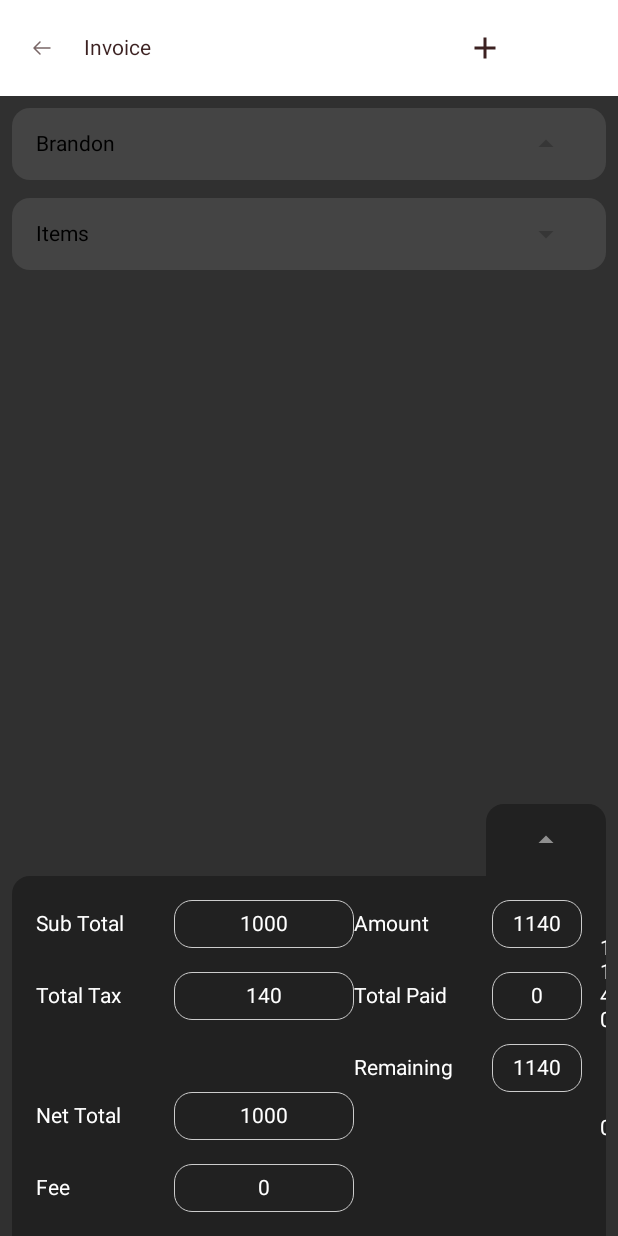
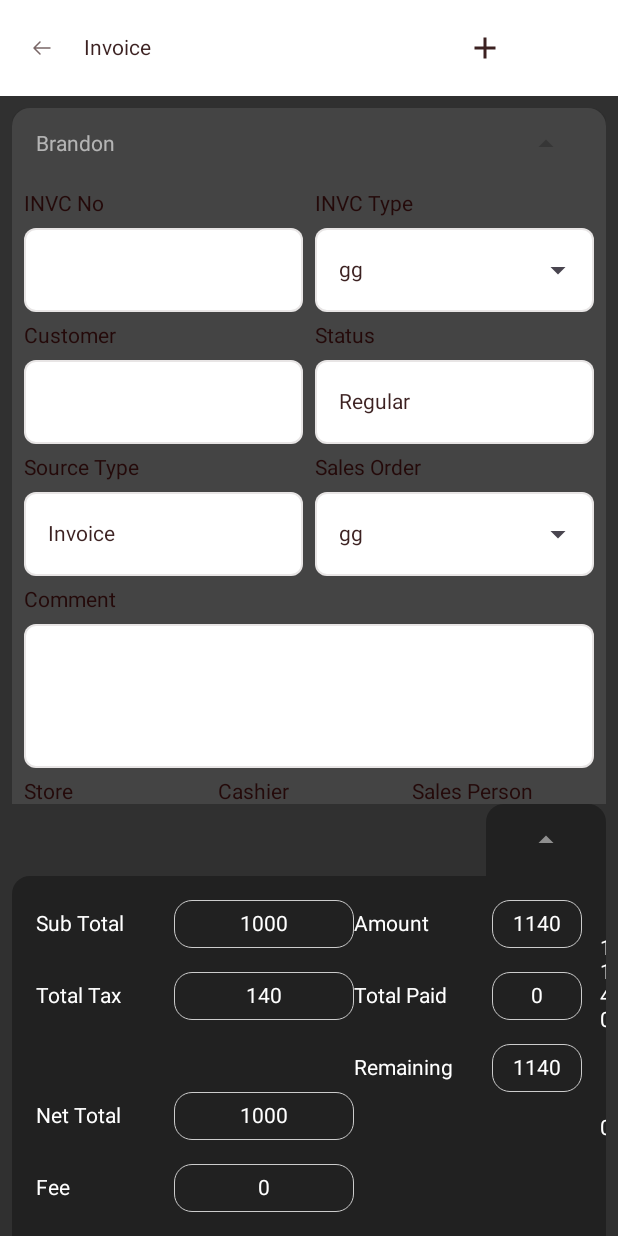
Before and after one commit to marwanm7moud/POS-Retail, an Android app built with Jetpack Compose: the composable InvoiceScreen shown on its own in the app's theme, after a tap on "Brandon", on a phone screen of 412 x 824 dp. Run offline under Robolectric (Android 15) with nearby library versions, the phone set to English and light mode, and no system bars; our stand-ins replace Compose Multiplatform resources, Voyager.

Commit message:
finish brandon card

```diff
--- a/composeApp/src/commonMain/kotlin/org/abapps/app/presentation/screens/composable/DropDownTextField.kt
+++ b/composeApp/src/commonMain/kotlin/org/abapps/app/presentation/screens/composable/DropDownTextField.kt
@@ -28,6 +28,7 @@ fun DropDownTextField(
     var expanded by remember { mutableStateOf(false) }
     var selectedOptionText by remember { mutableStateOf(selectedItem) }
     ExposedDropdownMenuBox(
+        modifier = modifier,
         expanded = expanded,
         onExpandedChange = {
             expanded = !expanded
@@ -35,6 +36,7 @@ fun DropDownTextField(
     ) {
         StTextField(
             label = label,
+            textFieldModifier = Modifier.fillMaxWidth(),
             text = selectedOptionText.name,
             onValueChange = {},
             enabled = enabled,
--- a/composeApp/src/commonMain/kotlin/org/abapps/app/presentation/screens/invoiceScreen/InvoiceScreen.kt
+++ b/composeApp/src/commonMain/kotlin/org/abapps/app/presentation/screens/invoiceScreen/InvoiceScreen.kt
@@ -38,6 +38,7 @@ import com.beepbeep.designSystem.ui.composable.StAppBar
 import com.beepbeep.designSystem.ui.theme.Theme
 import org.abapps.app.presentation.screens.allinvoices.AllInvoicesScreen
 import org.abapps.app.presentation.screens.invoiceScreen.composables.AllItemTable
+import org.abapps.app.presentation.screens.invoiceScreen.composables.BrandonCard
 import org.abapps.app.presentation.screens.invoiceScreen.composables.CalculationsBar
 import org.abapps.app.presentation.screens.invoiceScreen.composables.ExpandableCard
 import org.abapps.app.presentation.screens.invoiceScreen.composables.NewInvoiceItemTable
@@ -175,7 +176,7 @@ class InvoiceScreen : Screen {
                             invoicesScreenModel.onClickExpandedCard(ExpandedCardStatus.Brandon)
                         }
                     ) {
-
+                        BrandonCard()
                     }
                     ExpandableCard(
                         title = "Items",
--- /dev/null
+++ b/composeApp/src/commonMain/kotlin/org/abapps/app/presentation/screens/invoiceScreen/composables/BrandonCard.kt
@@ -0,0 +1,124 @@
+package org.abapps.app.presentation.screens.invoiceScreen.composables
+
+
+import androidx.compose.foundation.layout.Arrangement
+import androidx.compose.foundation.layout.Box
+import androidx.compose.foundation.layout.Column
+import androidx.compose.foundation.layout.Row
+import androidx.compose.foundation.layout.fillMaxWidth
+import androidx.compose.foundation.layout.height
+import androidx.compose.foundation.layout.padding
+import androidx.compose.runtime.Composable
+import androidx.compose.ui.Modifier
+import androidx.compose.ui.unit.dp
+import com.beepbeep.designSystem.ui.composable.StTextField
+import org.abapps.app.presentation.screens.composable.DropDownState
+import org.abapps.app.presentation.screens.composable.DropDownTextField
+
+@Composable
+fun BrandonCard() {
+    Column(
+        modifier = Modifier.padding(horizontal = 8.dp , vertical = 8.dp),
+        verticalArrangement = Arrangement.spacedBy(8.dp)
+    ) {
+        Row(horizontalArrangement = Arrangement.spacedBy(8.dp)) {
+            Box(modifier = Modifier.weight(1f)) {
+                StTextField(
+                    label = "INVC No",
+                    text = "",
+                    onValueChange = {},
+                )
+            }
+            DropDownTextField(
+                modifier = Modifier.weight(1f),
+                options = listOf(
+                    DropDownState(0, "gg"),
+                    DropDownState(1, "gg"),
+                    DropDownState(2, "gg")
+                ),
+                selectedItem = DropDownState(0, "gg"),
+                label = "INVC Type"
+            ) {
+
+            }
+        }
+        Row(horizontalArrangement = Arrangement.spacedBy(8.dp)) {
+            Box(modifier = Modifier.weight(1f)) {
+                StTextField(
+                    label = "Customer",
+                    text = "",
+                    onValueChange = {},
+                )
+            }
+            Box(modifier = Modifier.weight(1f)) {
+                StTextField(
+                    label = "Status",
+                    text = "Regular",
+                    onValueChange = {},
+                    readOnly = true
+                )
+            }
+        }
+        Row(horizontalArrangement = Arrangement.spacedBy(8.dp)) {
+            Box(modifier = Modifier.weight(1f)) {
+                StTextField(
+                    label = "Source Type",
+                    text = "Invoice",
+                    onValueChange = {},
+                    readOnly = true
+                )
+            }
+            DropDownTextField(
+                modifier = Modifier.weight(1f),
+                options = listOf(
+                    DropDownState(0, "gg"),
+                    DropDownState(1, "gg"),
+                    DropDownState(2, "gg")
+                ),
+                selectedItem = DropDownState(0, "gg"),
+                label = "Sales Order"
+            ) {
+
+            }
+        }
+        StTextField(
+            label = "Comment",
+            textFieldModifier = Modifier.fillMaxWidth().height(96.dp),
+            text = "",
+            onValueChange = {},
+            readOnly = true
+        )
+        Row(horizontalArrangement = Arrangement.spacedBy(8.dp)) {
+            DropDownTextField(
+                modifier = Modifier.weight(1f),
+                options = listOf(
+                    DropDownState(0, "gg"),
+                    DropDownState(1, "gg"),
+                    DropDownState(2, "gg")
+                ),
+                selectedItem = DropDownState(0, "gg"),
+                label = "Store"
+            ) {}
+            DropDownTextField(
+                modifier = Modifier.weight(1f),
+                options = listOf(
+                    DropDownState(0, "gg"),
+                    DropDownState(1, "gg"),
+                    DropDownState(2, "gg")
+                ),
+                selectedItem = DropDownState(0, "gg"),
+                label = "Cashier"
+            ) {}
+            DropDownTextField(
+                modifier = Modifier.weight(1f),
+                options = listOf(
+                    DropDownState(0, "gg"),
+                    DropDownState(1, "gg"),
+                    DropDownState(2, "gg")
+                ),
+                selectedItem = DropDownState(0, "gg"),
+                label = "Sales Person"
+            ) {}
+        }
+    }
+}
--- a/composeApp/src/commonMain/kotlin/org/abapps/app/presentation/screens/invoiceScreen/composables/ExpandableCard.kt
+++ b/composeApp/src/commonMain/kotlin/org/abapps/app/presentation/screens/invoiceScreen/composables/ExpandableCard.kt
@@ -62,7 +62,7 @@ fun ExpandableCard(
                 horizontalArrangement = Arrangement.SpaceBetween,
                 verticalAlignment = Alignment.CenterVertically
             ) {
-                Text(modifier = Modifier, text = title)
+                Text(modifier = Modifier, text = title , color = Color.White.copy(alpha = 0.6f))
                 IconButton(
                     modifier = Modifier
                         .alpha(0.2f)
--- a/design_system/shared/src/commonMain/kotlin/ui/composable/StTextField.kt
+++ b/design_system/shared/src/commonMain/kotlin/ui/composable/StTextField.kt
@@ -54,6 +54,7 @@ fun StTextField(
     isError: Boolean = errorMessage.isNotEmpty(),
     enabled: Boolean = true,
     readOnly: Boolean = false,
+    minLines: Int = 1,
     trailingIcon: @Composable (() -> Unit)? = null,
 ) {
     var showPassword by remember { mutableStateOf(false) }
@@ -84,6 +85,7 @@ fun StTextField(
             },
             onValueChange = onValueChange,
             shape = shapeRadius,
+            minLines = minLines,
             textStyle = typography.body.copy(colors.contentPrimary),
             singleLine = singleLine,
             keyboardOptions = KeyboardOptions(keyboardType = keyboardType, imeAction = imeAction),
```
